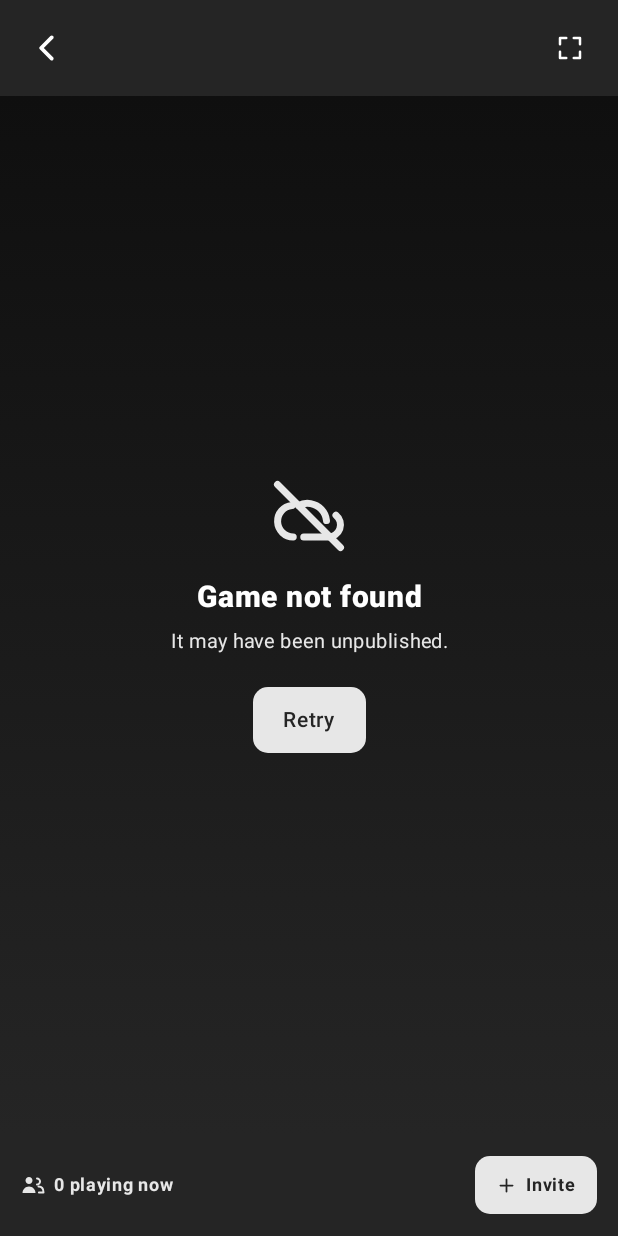
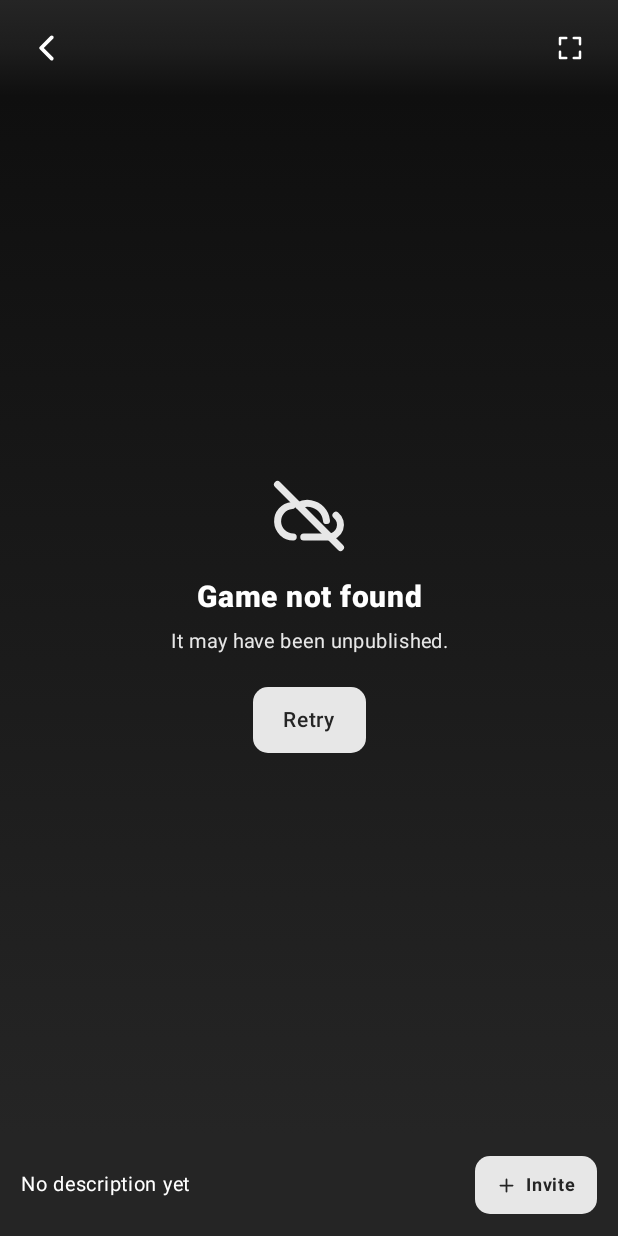
Before and after one commit to acinorev-service/Android-Client, an Android app built with Jetpack Compose: the composable PlayScreen called with empty values, on a phone screen of 412 x 824 dp. Run offline under Robolectric (Android 15) with nearby library versions, the phone set to English and light mode, and no system bars.

Commit message:
feat(play): drop players counter and fade the player header

```diff
--- a/app/src/main/java/ru/fet1sov/akinorev/feature/games/play/PlayScreen.kt
+++ b/app/src/main/java/ru/fet1sov/akinorev/feature/games/play/PlayScreen.kt
@@ -222,7 +222,15 @@ private fun PlayHeader(
     Row(
         modifier = Modifier
             .fillMaxWidth()
-            .background(palette.bar)
+            .background(
+                Brush.verticalGradient(
+                    colors = listOf(
+                        palette.bar,
+                        palette.bar.copy(alpha = 0.65f),
+                        palette.bar.copy(alpha = 0f),
+                    ),
+                ),
+            )
             .padding(horizontal = 8.dp, vertical = 8.dp),
         verticalAlignment = Alignment.CenterVertically,
     ) {
@@ -280,58 +288,24 @@ private fun PlayToolbar(
             .background(palette.bar)
             .padding(horizontal = 14.dp, vertical = 10.dp),
     ) {
+        val game = uiState.game
+
         Row(verticalAlignment = Alignment.CenterVertically) {
-            AppIcon(
-                kind = AppIconKind.Users,
-                tint = palette.textMuted,
-                modifier = Modifier.size(16.dp),
+            Text(
+                text = game?.description?.takeIf { it.isNotBlank() }
+                    ?: stringResource(R.string.play_no_description),
+                color = palette.textPrimary,
+                fontSize = 13.sp,
+                maxLines = 2,
+                overflow = TextOverflow.Ellipsis,
+                modifier = Modifier.weight(1f),
             )
-            Spacer(modifier = Modifier.width(6.dp))
-            Text(
-                text = stringResource(R.string.play_players_count, uiState.players),
-                color = palette.textMuted,
-                fontSize = 12.sp,
-                fontWeight = FontWeight.Bold,
-            )
-
-            Spacer(modifier = Modifier.weight(1f))
-
-            Surface(
-                onClick = onInvite,
-                shape = RoundedCornerShape(10.dp),
-                color = palette.idleContent,
-            ) {
-                Row(
-                    modifier = Modifier.padding(horizontal = 14.dp, vertical = 7.dp),
-                    verticalAlignment = Alignment.CenterVertically,
-                ) {
-                    AppIcon(
-                        kind = AppIconKind.Plus,
-                        tint = palette.bar,
-                        modifier = Modifier.size(14.dp),
-                    )
-                    Spacer(modifier = Modifier.width(6.dp))
-                    Text(
-                        text = stringResource(R.string.play_invite),
-                        color = palette.bar,
-                        fontSize = 12.sp,
-                        fontWeight = FontWeight.Bold,
-                    )
-                }
-            }
+            Spacer(modifier = Modifier.width(10.dp))
+            InviteButton(palette = palette, onInvite = onInvite)
         }
 
-        val game = uiState.game ?: return
-        Spacer(modifier = Modifier.height(8.dp))
-        Text(
-            text = game.description.ifBlank { stringResource(R.string.play_no_description) },
-            color = palette.textPrimary,
-            fontSize = 13.sp,
-            maxLines = 2,
-            overflow = TextOverflow.Ellipsis,
-        )
-
-        Spacer(modifier = Modifier.height(6.dp))
+        if (game != null) {
+            Spacer(modifier = Modifier.height(6.dp))
 
         Row(verticalAlignment = Alignment.CenterVertically) {
             val genreName = genreDisplayName(game.genreSlug, game.genreTitle)
@@ -369,6 +343,37 @@ private fun PlayToolbar(
                     modifier = Modifier.padding(start = 6.dp),
                 )
             }
+        }
+        }
+    }
+}
+
+@Composable
+private fun InviteButton(
+    palette: NavigationPalette,
+    onInvite: () -> Unit,
+) {
+    Surface(
+        onClick = onInvite,
+        shape = RoundedCornerShape(10.dp),
+        color = palette.idleContent,
+    ) {
+        Row(
+            modifier = Modifier.padding(horizontal = 14.dp, vertical = 7.dp),
+            verticalAlignment = Alignment.CenterVertically,
+        ) {
+            AppIcon(
+                kind = AppIconKind.Plus,
+                tint = palette.bar,
+                modifier = Modifier.size(14.dp),
+            )
+            Spacer(modifier = Modifier.width(6.dp))
+            Text(
+                text = stringResource(R.string.play_invite),
+                color = palette.bar,
+                fontSize = 12.sp,
+                fontWeight = FontWeight.Bold,
+            )
         }
     }
 }
--- a/app/src/main/res/values/strings.xml
+++ b/app/src/main/res/values/strings.xml
@@ -200,7 +200,6 @@
     <string name="home_retry">Retry</string>
 
     <string name="play_title">Game</string>
-    <string name="play_players_count">%1$d playing now</string>
     <string name="play_invite">Invite</string>
     <string name="play_invite_title">Invite to the game</string>
     <string name="play_invite_hint">Share the room code or the link with a friend so they can join your session.</string>
```
Also changed, not shown: 1 other file.
